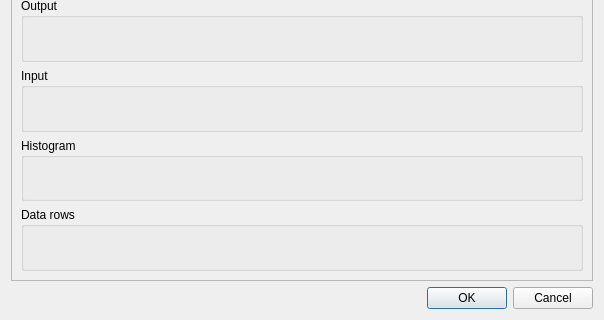
This is ui/ConfigurationDialog.ui in JuBiotech/MooViE as Qt 5 draws it before an edit; both pictures show x 0 to 604 and y 232 to 552 of the 604 by 552 pixel window. The edited form follows.
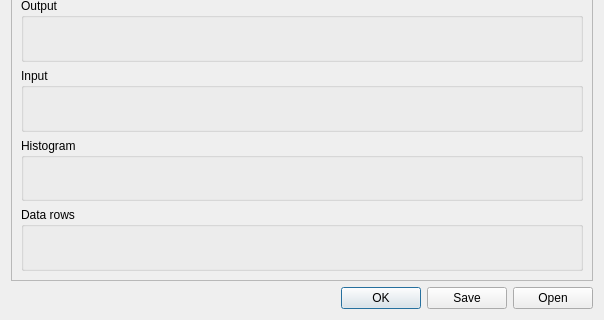
This is the edited form.

Diff of the .ui file:
```diff
--- a/ui/ConfigurationDialog.ui
+++ b/ui/ConfigurationDialog.ui
@@ -95,7 +95,7 @@
       <enum>Qt::Horizontal</enum>
      </property>
      <property name="standardButtons">
-      <set>QDialogButtonBox::Cancel|QDialogButtonBox::Ok</set>
+      <set>QDialogButtonBox::Ok|QDialogButtonBox::Open|QDialogButtonBox::Save</set>
      </property>
     </widget>
    </item>
```
Left out of the diff: 39 changed lines with no effect on the pictures.
